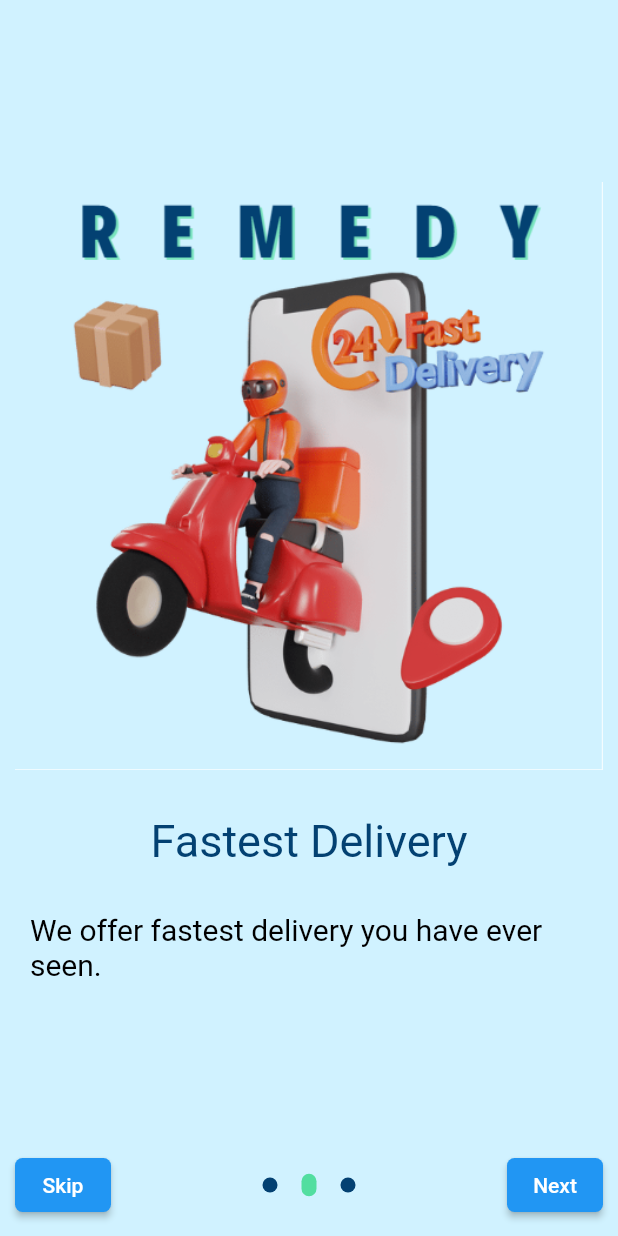
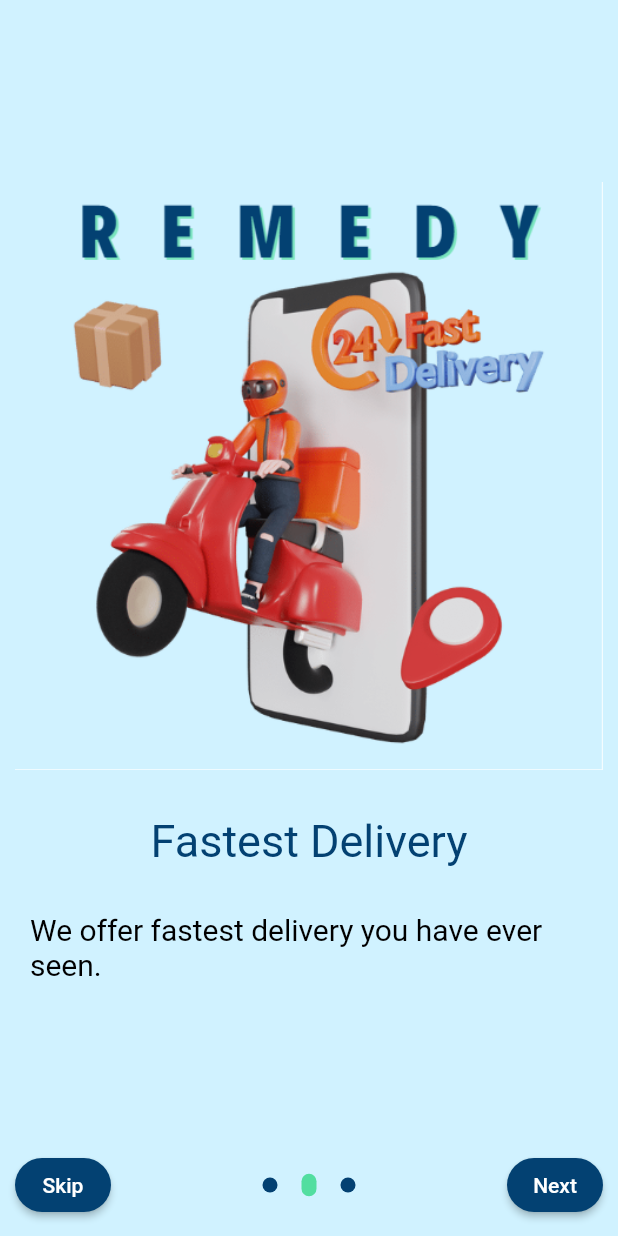
Before and after one commit to batuhancelasun/remedy, a Flutter app: the screen it shows after launch, after a tap on "Next", on a phone screen of 412 x 824 dp. Run offline on Flutter 3.47's test engine with Material 2 defaults, Android fonts, the phone set to English and light mode, and no system bars; our stand-ins replace firebase_auth, firebase_core; accounts and stored records are empty; network calls fail.

Commit message:
visibility changes for next and skip button

```diff
--- a/lib/component/onboarding_page.dart
+++ b/lib/component/onboarding_page.dart
@@ -64,11 +64,14 @@
             Row(
               mainAxisAlignment: MainAxisAlignment.spaceBetween,
               children: [
-                RoundedButton(
+                Visibility(
+                  visible: (currentScreenNo == 1 | 0),
+                  child: RoundedButton(
                       title: "Skip",
                       onPressed: () {
                         onSkipPressed(currentScreenNo + 2);
                       }),
+                ),
                 Row(
                   children: [
                     for (int index = 0; index < noOfScreen; index++)
@@ -76,18 +79,14 @@
                           (index == currentScreenNo) ? true : false)
                   ],
                 ),
-                RoundedButton(
+                Visibility(
+                  visible: true,
+                  child: RoundedButton(
                       title: "Next",
                       onPressed: () {
-                      if (currentScreenNo == 2) {
-                        Navigator.push(
-                            context,
-                            MaterialPageRoute(
-                                builder: (context) => const WidgetTree()));
-                      } else {
                         onNextPressed(currentScreenNo + 1);
-                      }
-                    })
+                      }),
+                ),
               ],
             )
           ],
@@ -95,7 +94,9 @@
   }
 
   Widget createProggressDots(bool isActiveScreen) {
-    return Container(
+    return Visibility(
+      visible: true,
+      child: Container(
         margin: const EdgeInsets.symmetric(horizontal: 8),
         height: isActiveScreen ? 15 : 10,
         width: 10,
@@ -104,6 +105,7 @@
                 ? const Color.fromRGBO(82, 222, 160, 1)
                 : const Color.fromRGBO(3, 65, 114, 1),
             borderRadius: const BorderRadius.all(Radius.circular(12))),
+      ),
     );
   }
 }
--- a/lib/component/rounded_button.dart
+++ b/lib/component/rounded_button.dart
@@ -13,9 +13,10 @@
     return ElevatedButton(
         onPressed: onPressed,
         style: ElevatedButton.styleFrom(
+            // animationDuration: const Duration(milliseconds: 500),
+            backgroundColor: const Color.fromRGBO(3, 65, 114, 1),
             padding: EdgeInsets.zero,
-            shape:
-                RoundedRectangleBorder(borderRadius: BorderRadius.circular(5))),
+            shape: const StadiumBorder()),
         child: Text(title));
   }
 }
--- a/lib/main.dart
+++ b/lib/main.dart
@@ -1,6 +1,7 @@
 import 'package:flutter/material.dart';
 import 'package:firebase_core/firebase_core.dart';
 import 'package:remedy/pages/home_page.dart';
+import 'package:remedy/pages/medicine_description.dart';
 import 'package:remedy/pages/onboarding_screen.dart';
 import 'package:remedy/widget_tree.dart';
 
@@ -22,8 +23,9 @@
         scaffoldBackgroundColor: const Color.fromARGB(255, 208, 242, 255),
         primarySwatch: Colors.blue,
       ),
-      //home: const WidgetTree(),
-      home: OnBoardingScreen(),
+      //home: const MedicineDescription(), //This home widget is used for new screens testing. Please do not delete it just comment it when you don't need it.
+      home:
+          OnBoardingScreen(), // This home widget is the actual home widget. Uncomment when you done with testing.
     );
   }
 }
```
Lines whose indentation alone changed are shown as unchanged.
